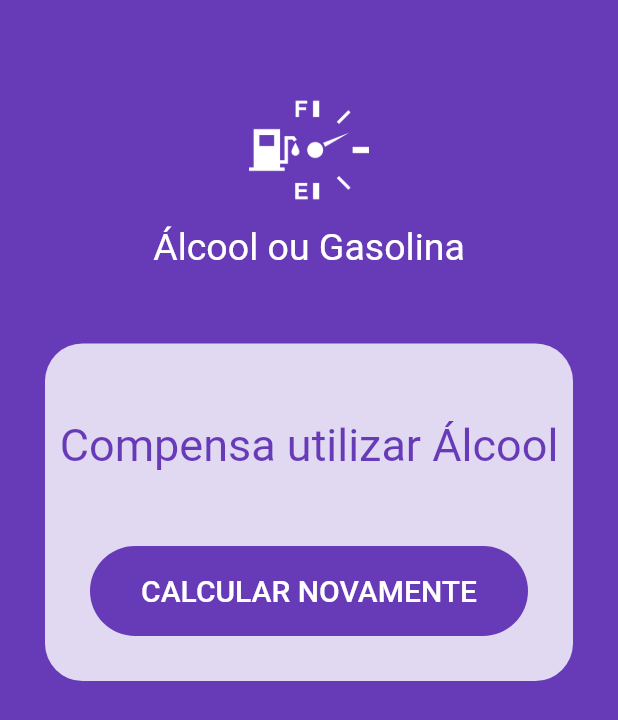
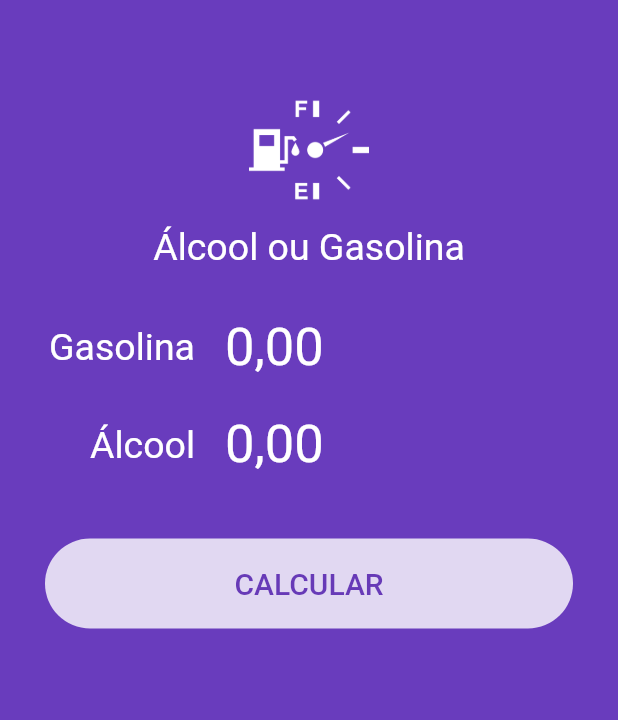
Before and after one commit to lourencofelipe/alcool-gasolina, a Flutter app: the screen it shows after launch, after a tap on "CALCULAR", after a tap on "CALCULAR NOVAMENTE", on a phone screen of 412 x 824 dp. Shown: the top 720 px of the screen. Run offline on Flutter 3.47's test engine with Material 2 defaults, Android fonts, the phone set to English and light mode, and no system bars; our stand-ins replace flutter_masked_text; Roboto replaces fonts that are missing (Big Shoulders Display).

Commit message:
Adding animation

```diff
--- a/lib/pages/home.page.dart
+++ b/lib/pages/home.page.dart
@@ -10,8 +10,8 @@ class HomePage extends StatefulWidget {
 }
 
 class _HomePageState extends State<HomePage> {
+  Color _color = Colors.deepPurple;
   var _gasCtrl = new MoneyMaskedTextController();
-
   var _alcCtrl = new MoneyMaskedTextController();
   var _busy = false;
   var _completed = false;
@@ -22,13 +22,18 @@ class _HomePageState extends State<HomePage> {
     return Scaffold(
         backgroundColor: Theme.of(context)
             .primaryColor, // Get the primary color (primarySwatch).
-      body: ListView(
+        body: AnimatedContainer(
+          duration: Duration(
+            milliseconds: 1200,
+          ),
+          color: _color,
+          child: ListView(
             children: <Widget>[
               Logo(),
               _completed
                   ? Success(
                       result: _resultText,
-                  reset: () {},
+                      reset: reset,
                     )
                   : SubmitForm(
                       alcCtrl: _alcCtrl,
@@ -38,7 +43,7 @@ class _HomePageState extends State<HomePage> {
                     ),
             ],
           ),
-    );
+        ));
   }
 
   Future calculate() {
@@ -56,6 +61,7 @@ class _HomePageState extends State<HomePage> {
     double res = alc / gas;
 
     setState(() {
+      _color = Colors.deepPurpleAccent;
       _completed = false;
       _busy = true;
     });
@@ -73,4 +79,14 @@ class _HomePageState extends State<HomePage> {
       });
     });
   }
+
+  reset() {
+    setState(() {
+      _alcCtrl = new MoneyMaskedTextController();
+      _gasCtrl = new MoneyMaskedTextController();
+      _completed = false;
+      _busy = false;
+      _color = Colors.deepPurple;
+    });
   }
+}
```
Lines whose indentation alone changed are shown as unchanged.
